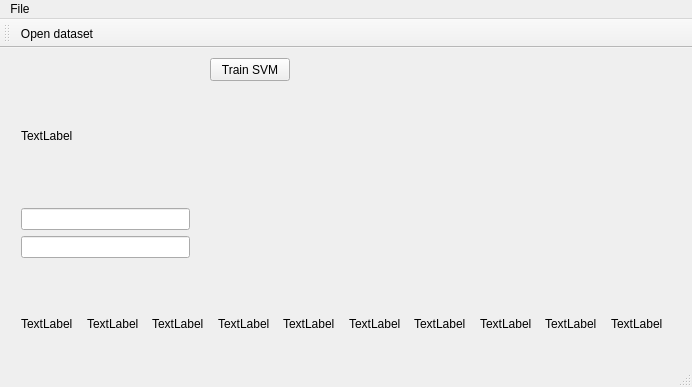
Logrus/ml_cs231n_cpp, file mainwindow.ui: the form before one commit.
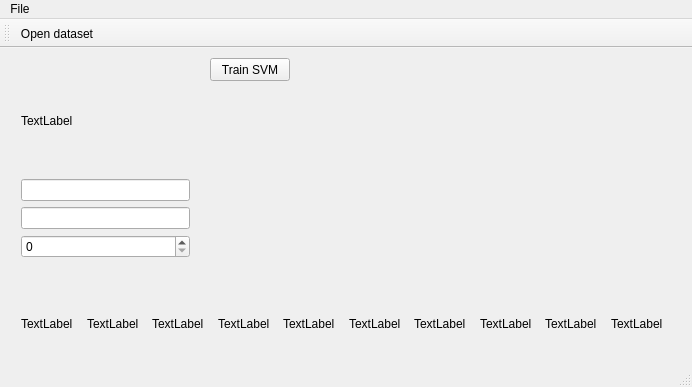
The form after the commit.

```diff
--- a/mainwindow.ui
+++ b/mainwindow.ui
@@ -27,7 +27,7 @@
      <string>Train SVM</string>
     </property>
    </widget>
-   <widget class="QWidget" name="">
+   <widget class="QWidget" name="layoutWidget">
     <property name="geometry">
      <rect>
       <x>10</x>
@@ -50,9 +50,12 @@
      <item>
       <widget class="QLineEdit" name="predictionLineEdit"/>
      </item>
+     <item>
+      <widget class="QSpinBox" name="labelSpinBox"/>
+     </item>
     </layout>
    </widget>
-   <widget class="QWidget" name="">
+   <widget class="QWidget" name="layoutWidget">
     <property name="geometry">
      <rect>
       <x>10</x>
```
Left out of the diff: 17 changed lines with no effect on the pictures.
